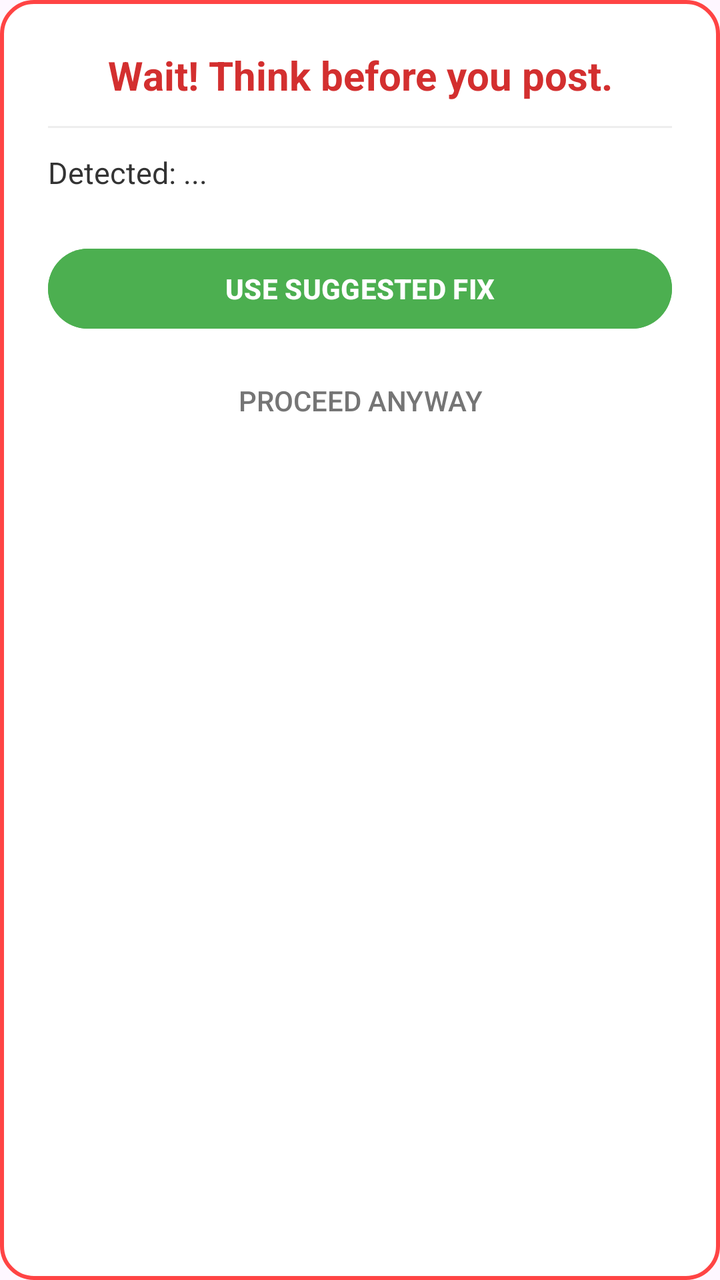
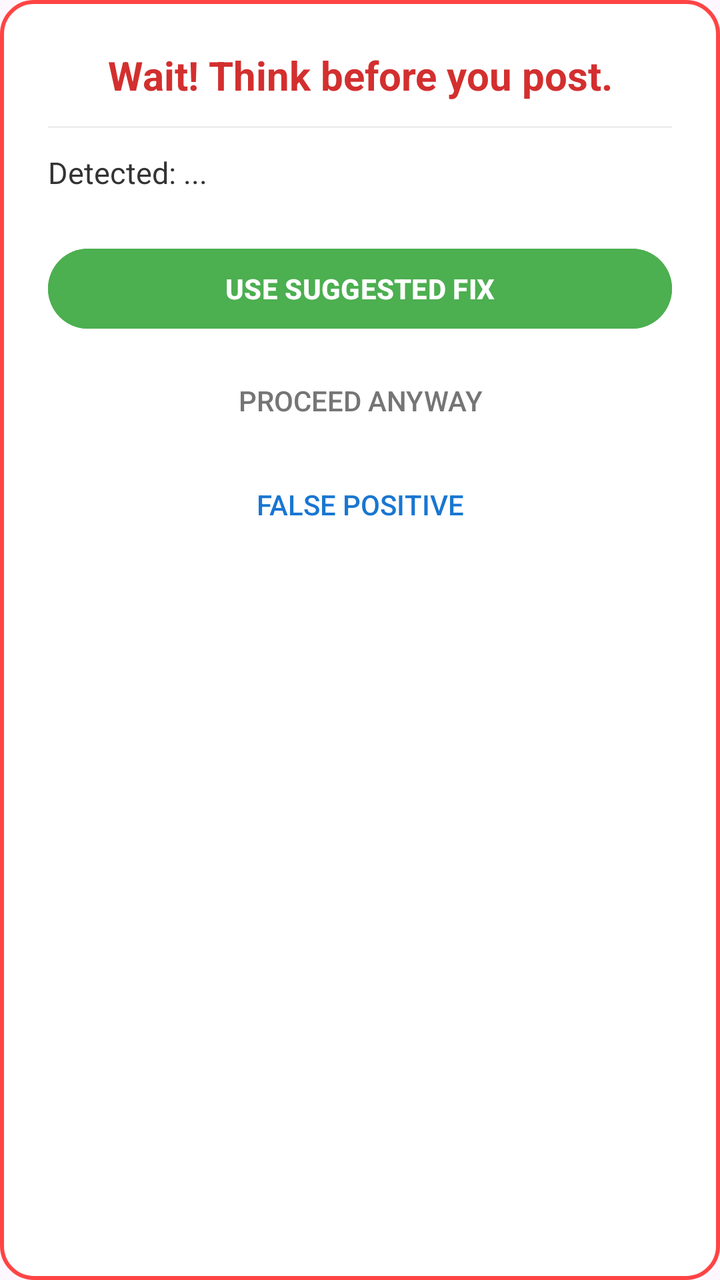

Two renders of the same Android screen: before a commit and after it. Below are the layout's source before the change and the commit's diff.
<!-- AndroidManifest.xml: application theme Theme.ToxicLanguageKeyboard -->
<!-- res/layout/toxic_alert_dialog.xml -->
<?xml version="1.0" encoding="utf-8"?>
<LinearLayout xmlns:android="http://schemas.android.com/apk/res/android"
    android:layout_width="320dp"
    android:layout_height="wrap_content"
    android:background="@drawable/dialog_background"
    android:orientation="vertical"
    android:padding="24dp">

    <TextView
        android:id="@+id/alert_title"
        android:layout_width="match_parent"
        android:layout_height="wrap_content"
        android:text="Wait! Think before you post."
        android:textColor="#D32F2F"
        android:textSize="20sp"
        android:textStyle="bold"
        android:gravity="center" />

    <View
        android:layout_width="match_parent"
        android:layout_height="1dp"
        android:background="#EEEEEE"
        android:layout_marginTop="12dp"
        android:layout_marginBottom="12dp" />

    <TextView
        android:id="@+id/alert_message"
        android:layout_width="match_parent"
        android:layout_height="wrap_content"
        android:text="Detected: ..."
        android:textColor="#333333"
        android:textSize="15sp"
        android:lineSpacingExtra="4dp" />

    <LinearLayout
        android:layout_width="match_parent"
        android:layout_height="wrap_content"
        android:layout_marginTop="24dp"
        android:orientation="vertical">

        <Button
            android:id="@+id/btn_edit"
            android:layout_width="match_parent"
            android:layout_height="wrap_content"
            android:text="USE SUGGESTED FIX"
            android:backgroundTint="#4CAF50"
            android:textColor="#FFFFFF"
            android:textStyle="bold" />

        <Button
            android:id="@+id/btn_proceed"
            android:layout_width="match_parent"
            android:layout_height="wrap_content"
            android:layout_marginTop="8dp"
            android:text="PROCEED ANYWAY"
            android:textColor="#757575"
            style="?android:attr/borderlessButtonStyle" />
    </LinearLayout>
</LinearLayout>
<!-- resources referenced by this layout -->
<resources>
  <!-- drawable dialog_background (drawable) -->
  <?xml version="1.0" encoding="utf-8"?>
  <shape xmlns:android="http://schemas.android.com/apk/res/android">
      <solid android:color="#FFFFFF" />
      <corners android:radius="16dp" />
      <stroke android:width="2dp" android:color="#FF4444" />
  </shape>
  <style name="Theme.ToxicLanguageKeyboard" parent="Base.Theme.ToxicLanguageKeyboard" />
  <style name="Base.Theme.ToxicLanguageKeyboard" parent="Theme.Material3.DayNight.NoActionBar">
          
          
      </style>
</resources>

<!-- the commit's change to res/layout/toxic_alert_dialog.xml (unified diff, before → after) -->
@@ -52,8 +52,17 @@
             android:layout_width="match_parent"
             android:layout_height="wrap_content"
             android:layout_marginTop="8dp"
-            android:text="PROCEED ANYWAY"
+            android:text="@string/btn_proceed"
             android:textColor="#757575"
+            style="?android:attr/borderlessButtonStyle" />
+
+        <Button
+            android:id="@+id/btn_false_positive"
+            android:layout_width="match_parent"
+            android:layout_height="wrap_content"
+            android:layout_marginTop="4dp"
+            android:text="@string/btn_false_positive"
+            android:textColor="#1976D2"
             style="?android:attr/borderlessButtonStyle" />
     </LinearLayout>
 </LinearLayout>
<!-- resource entries referenced after the edit -->
@@ -7,6 +7,8 @@
       <corners android:radius="16dp" />
       <stroke android:width="2dp" android:color="#FF4444" />
   </shape>
+  <string name="btn_false_positive">False Positive</string>
+  <string name="btn_proceed">Proceed Anyway</string>
   <style name="Theme.ToxicLanguageKeyboard" parent="Base.Theme.ToxicLanguageKeyboard" />
   <style name="Base.Theme.ToxicLanguageKeyboard" parent="Theme.Material3.DayNight.NoActionBar">
           
